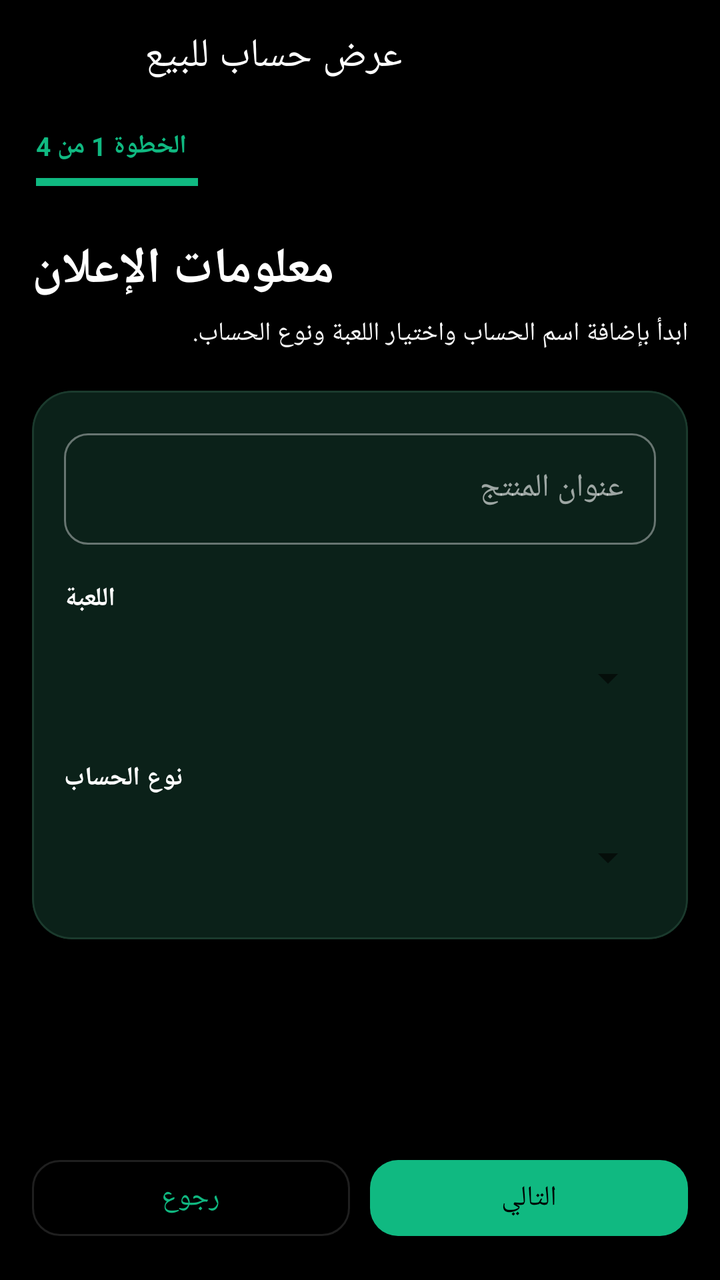
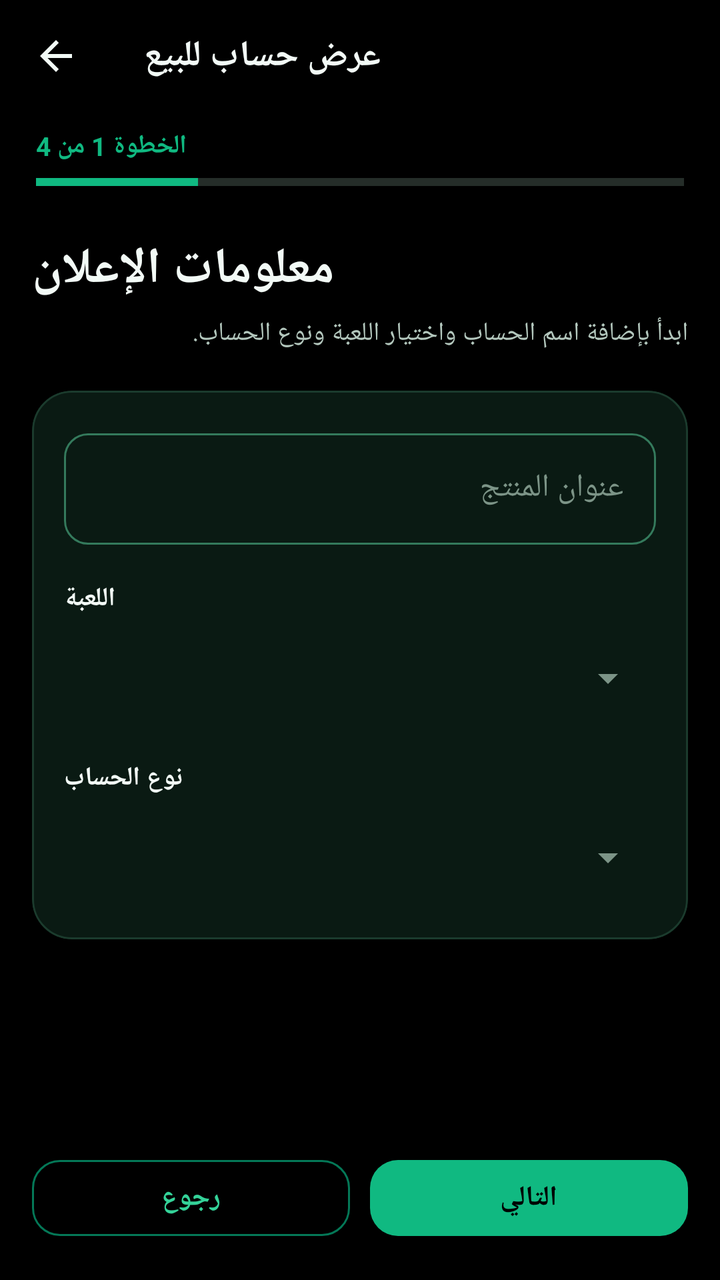

Screens rendered from an Android XML layout before and after an edit, with the pre-edit source and the edit as a unified diff.
<!-- AndroidManifest.xml: application theme Theme.Gameora -->
<!-- res/layout/activity_sell.xml -->
<?xml version="1.0" encoding="utf-8"?>
<FrameLayout xmlns:android="http://schemas.android.com/apk/res/android"
    xmlns:app="http://schemas.android.com/apk/res-auto"
    android:layout_width="match_parent"
    android:layout_height="match_parent"
    android:background="@color/bg_screen">

    <LinearLayout
        android:layout_width="match_parent"
        android:layout_height="match_parent"
        android:orientation="vertical">

        <com.google.android.material.appbar.MaterialToolbar
            android:id="@+id/toolbar"
            android:layout_width="match_parent"
            android:layout_height="?attr/actionBarSize"
            android:background="@color/bg_screen"
            app:navigationIcon="?attr/homeAsUpIndicator"
            app:title="عرض حساب للبيع"
            app:titleTextColor="@color/text_primary" />

        <LinearLayout
            android:layout_width="match_parent"
            android:layout_height="wrap_content"
            android:orientation="vertical"
            android:paddingStart="18dp"
            android:paddingEnd="18dp"
            android:paddingTop="8dp"
            android:paddingBottom="8dp">

            <TextView
                android:id="@+id/sell_step_title"
                android:layout_width="wrap_content"
                android:layout_height="wrap_content"
                android:text="الخطوة 1 من 4"
                android:textColor="@color/brand_primary"
                android:textSize="13sp"
                android:textStyle="bold" />

            <ProgressBar
                android:id="@+id/sell_step_progress"
                style="?android:attr/progressBarStyleHorizontal"
                android:layout_width="match_parent"
                android:layout_height="5dp"
                android:layout_marginTop="7dp"
                android:max="4"
                android:progress="1"
                android:progressTint="@color/brand_primary" />

        </LinearLayout>

        <androidx.core.widget.NestedScrollView
            android:id="@+id/sell_scroll"
            android:layout_width="match_parent"
            android:layout_height="0dp"
            android:layout_weight="1"
            android:fillViewport="true"
            android:clipToPadding="false"
            android:overScrollMode="never">

            <ViewFlipper
                android:id="@+id/sell_steps"
                android:layout_width="match_parent"
                android:layout_height="wrap_content"
                android:animateFirstView="true">

                

                <LinearLayout
                    android:layout_width="match_parent"
                    android:layout_height="wrap_content"
                    android:orientation="vertical"
                    android:padding="16dp">

                    <TextView
                        android:layout_width="wrap_content"
                        android:layout_height="wrap_content"
                        android:text="معلومات الإعلان"
                        android:textColor="@color/text_primary"
                        android:textSize="25sp"
                        android:textStyle="bold" />

                    <TextView
                        android:layout_width="match_parent"
                        android:layout_height="wrap_content"
                        android:layout_marginTop="6dp"
                        android:text="ابدأ بإضافة اسم الحساب واختيار اللعبة ونوع الحساب."
                        android:textColor="@color/text_secondary"
                        android:textSize="13sp" />

                    <com.google.android.material.card.MaterialCardView
                        android:layout_width="match_parent"
                        android:layout_height="wrap_content"
                        android:layout_marginTop="20dp"
                        app:cardBackgroundColor="@color/bg_surface"
                        app:cardCornerRadius="20dp"
                        app:cardElevation="0dp"
                        app:strokeColor="@color/divider_color"
                        app:strokeWidth="1dp">

                        <LinearLayout
                            android:layout_width="match_parent"
                            android:layout_height="wrap_content"
                            android:orientation="vertical"
                            android:padding="16dp">

                            <com.google.android.material.textfield.TextInputLayout
                                style="@style/Widget.Gameora.TextInput"
                                android:layout_width="match_parent"
                                android:layout_height="wrap_content"
                                android:hint="@string/product_title">

                                <com.google.android.material.textfield.TextInputEditText
                                    android:id="@+id/sell_title"
                                    android:layout_width="match_parent"
                                    android:layout_height="wrap_content"
                                    android:inputType="textCapSentences"
                                    android:maxLines="2" />

                            </com.google.android.material.textfield.TextInputLayout>

                            <TextView
                                android:layout_width="wrap_content"
                                android:layout_height="wrap_content"
                                android:layout_marginTop="18dp"
                                android:text="اللعبة"
                                android:textColor="@color/text_primary"
                                android:textSize="13sp"
                                android:textStyle="bold" />

                            <Spinner
                                android:id="@+id/sell_game"
                                android:layout_width="match_parent"
                                android:layout_height="50dp"
                                android:layout_marginTop="6dp" />

                            <TextView
                                android:layout_width="wrap_content"
                                android:layout_height="wrap_content"
                                android:layout_marginTop="16dp"
                                android:text="نوع الحساب"
                                android:textColor="@color/text_primary"
                                android:textSize="13sp"
                                android:textStyle="bold" />

                            <Spinner
                                android:id="@+id/sell_category"
                                android:layout_width="match_parent"
                                android:layout_height="50dp"
                                android:layout_marginTop="6dp" />

                        </LinearLayout>

                    </com.google.android.material.card.MaterialCardView>

                </LinearLayout>

                

                <LinearLayout
                    android:layout_width="match_parent"
                    android:layout_height="wrap_content"
                    android:orientation="vertical"
                    android:padding="16dp">

                    <TextView
                        android:layout_width="wrap_content"
                        android:layout_height="wrap_content"
                        android:text="تفاصيل الحساب"
                        android:textColor="@color/text_primary"
                        android:textSize="25sp"
                        android:textStyle="bold" />

                    <TextView
                        android:layout_width="match_parent"
                        android:layout_height="wrap_content"
                        android:layout_marginTop="6dp"
                        android:text="أضف المعلومات التي تساعد المشتري على معرفة قيمة الحساب."
                        android:textColor="@color/text_secondary"
                        android:textSize="13sp" />

                    <com.google.android.material.card.MaterialCardView
                        android:layout_width="match_parent"
                        android:layout_height="wrap_content"
                        android:layout_marginTop="20dp"
                        app:cardBackgroundColor="@color/bg_surface"
                        app:cardCornerRadius="20dp"
                        app:cardElevation="0dp"
                        app:strokeColor="@color/divider_color"
                        app:strokeWidth="1dp">

                        <LinearLayout
                            android:layout_width="match_parent"
                            android:layout_height="wrap_content"
                            android:orientation="vertical"
                            android:padding="16dp">

                            <com.google.android.material.textfield.TextInputLayout
                                style="@style/Widget.Gameora.TextInput"
                                android:layout_width="match_parent"
                                android:layout_height="wrap_content"
                                android:hint="@string/filter_rank">

                                <com.google.android.material.textfield.TextInputEditText
                                    android:id="@+id/sell_rank"
                                    android:layout_width="match_parent"
                                    android:layout_height="wrap_content"
                                    android:inputType="textCapSentences" />

                            </com.google.android.material.textfield.TextInputLayout>

                            <com.google.android.material.textfield.TextInputLayout
                                style="@style/Widget.Gameora.TextInput"
                                android:layout_width="match_parent"
                                android:layout_height="wrap_content"
                                android:layout_marginTop="12dp"
                                android:hint="@string/filter_level">

                                <com.google.android.material.textfield.TextInputEditText
                                    android:id="@+id/sell_level"
                                    android:layout_width="match_parent"
                                    android:layout_height="wrap_content"
                                    android:inputType="text" />

                            </com.google.android.material.textfield.TextInputLayout>

                            <com.google.android.material.textfield.TextInputLayout
                                style="@style/Widget.Gameora.TextInput"
                                android:layout_width="match_parent"
                                android:layout_height="wrap_content"
                                android:layout_marginTop="12dp"
                                android:hint="@string/description">

                                <com.google.android.material.textfield.TextInputEditText
                                    android:id="@+id/sell_description"
                                    android:layout_width="match_parent"
                                    android:layout_height="wrap_content"
                                    android:gravity="top"
                                    android:inputType="textMultiLine|textCapSentences"
                                    android:minLines="5"
                                    android:maxLines="8" />

                            </com.google.android.material.textfield.TextInputLayout>

                        </LinearLayout>

                    </com.google.android.material.card.MaterialCardView>

                </LinearLayout>

                

                <LinearLayout
                    android:layout_width="match_parent"
                    android:layout_height="wrap_content"
                    android:orientation="vertical"
                    android:padding="16dp">

                    <TextView
                        android:layout_width="wrap_content"
                        android:layout_height="wrap_content"
                        android:text="صور الحساب"
                        android:textColor="@color/text_primary"
                        android:textSize="25sp"
                        android:textStyle="bold" />

                    <TextView
                        android:layout_width="match_parent"
                        android:layout_height="wrap_content"
                        android:layout_marginTop="6dp"
                        android:text="أضف صورًا واضحة للحساب من معرض جهازك."
                        android:textColor="@color/text_secondary"
                        android:textSize="13sp" />

                    <com.google.android.material.card.MaterialCardView
                        android:layout_width="match_parent"
                        android:layout_height="wrap_content"
                        android:layout_marginTop="20dp"
                        app:cardBackgroundColor="@color/bg_surface"
                        app:cardCornerRadius="20dp"
                        app:cardElevation="0dp"
                        app:strokeColor="@color/divider_color"
                        app:strokeWidth="1dp">

                        <LinearLayout
                            android:layout_width="match_parent"
                            android:layout_height="wrap_content"
                            android:orientation="vertical"
                            android:padding="16dp">

                            <com.google.android.material.button.MaterialButton
                                android:id="@+id/sell_pick_images"
                                android:layout_width="match_parent"
                                android:layout_height="54dp"
                                android:text="اختيار الصور من المعرض"
                                android:textSize="13sp"
                                app:backgroundTint="@color/brand_primary"
                                app:cornerRadius="14dp" />

                            <HorizontalScrollView
                                android:layout_width="match_parent"
                                android:layout_height="120dp"
                                android:layout_marginTop="14dp"
                                android:scrollbars="none">

                                <LinearLayout
                                    android:id="@+id/sell_images_preview"
                                    android:layout_width="wrap_content"
                                    android:layout_height="match_parent"
                                    android:gravity="center_vertical"
                                    android:orientation="horizontal" />

                            </HorizontalScrollView>

                            <TextView
                                android:layout_width="match_parent"
                                android:layout_height="wrap_content"
                                android:layout_marginTop="10dp"
                                android:text="نصيحة: استخدم صورًا واضحة للمستوى والرتبة والعناصر المهمة داخل الحساب."
                                android:textColor="@color/text_secondary"
                                android:textSize="11sp" />

                        </LinearLayout>

                    </com.google.android.material.card.MaterialCardView>

                </LinearLayout>

                

                <LinearLayout
                    android:layout_width="match_parent"
                    android:layout_height="wrap_content"
                    android:orientation="vertical"
                    android:padding="16dp">

                    <TextView
                        android:layout_width="wrap_content"
                        android:layout_height="wrap_content"
                        android:text="السعر والمراجعة"
                        android:textColor="@color/text_primary"
                        android:textSize="25sp"
                        android:textStyle="bold" />

                    <TextView
                        android:layout_width="match_parent"
                        android:layout_height="wrap_content"
                        android:layout_marginTop="6dp"
                        android:text="حدد السعر وراجع بيانات الإعلان قبل نشره."
                        android:textColor="@color/text_secondary"
                        android:textSize="13sp" />

                    <com.google.android.material.card.MaterialCardView
                        android:layout_width="match_parent"
                        android:layout_height="wrap_content"
                        android:layout_marginTop="20dp"
                        app:cardBackgroundColor="@color/bg_surface"
                        app:cardCornerRadius="20dp"
                        app:cardElevation="0dp"
                        app:strokeColor="@color/divider_color"
                        app:strokeWidth="1dp">

                        <LinearLayout
                            android:layout_width="match_parent"
                            android:layout_height="wrap_content"
                            android:orientation="vertical"
                            android:padding="16dp">

                            <com.google.android.material.textfield.TextInputLayout
                                style="@style/Widget.Gameora.TextInput"
                                android:layout_width="match_parent"
                                android:layout_height="wrap_content"
                                android:hint="@string/product_price">

                                <com.google.android.material.textfield.TextInputEditText
                                    android:id="@+id/sell_price"
                                    android:layout_width="match_parent"
                                    android:layout_height="wrap_content"
                                    android:inputType="numberDecimal" />

                            </com.google.android.material.textfield.TextInputLayout>

                            <TextView
                                android:layout_width="wrap_content"
                                android:layout_height="wrap_content"
                                android:layout_marginTop="16dp"
                                android:text="العملة"
                                android:textColor="@color/text_primary"
                                android:textSize="13sp"
                                android:textStyle="bold" />

                            <Spinner
                                android:id="@+id/sell_currency"
                                android:layout_width="match_parent"
                                android:layout_height="50dp"
                                android:layout_marginTop="6dp" />

                        </LinearLayout>

                    </com.google.android.material.card.MaterialCardView>

                </LinearLayout>

            </ViewFlipper>

        </androidx.core.widget.NestedScrollView>

        <LinearLayout
            android:layout_width="match_parent"
            android:layout_height="wrap_content"
            android:orientation="vertical"
            android:padding="16dp">

            <ProgressBar
                android:id="@+id/sell_progress"
                android:layout_width="wrap_content"
                android:layout_height="wrap_content"
                android:layout_gravity="center"
                android:layout_marginBottom="10dp"
                android:visibility="gone"
                android:indeterminate="true" />

            <LinearLayout
                android:layout_width="match_parent"
                android:layout_height="wrap_content"
                android:orientation="horizontal"
                android:gravity="center_vertical">

                <com.google.android.material.button.MaterialButton
                    android:id="@+id/sell_previous"
                    style="@style/Widget.MaterialComponents.Button.OutlinedButton"
                    android:layout_width="0dp"
                    android:layout_height="50dp"
                    android:layout_weight="1"
                    android:text="رجوع"
                    app:cornerRadius="14dp" />

                <com.google.android.material.button.MaterialButton
                    android:id="@+id/sell_next"
                    android:layout_width="0dp"
                    android:layout_height="50dp"
                    android:layout_weight="1"
                    android:layout_marginStart="10dp"
                    android:text="التالي"
                    app:backgroundTint="@color/brand_primary"
                    app:cornerRadius="14dp" />

                <com.google.android.material.button.MaterialButton
                    android:id="@+id/sell_save"
                    android:layout_width="0dp"
                    android:layout_height="50dp"
                    android:layout_weight="1"
                    android:layout_marginStart="10dp"
                    android:visibility="gone"
                    android:text="نشر الإعلان"
                    app:backgroundTint="@color/brand_primary"
                    app:cornerRadius="14dp" />

            </LinearLayout>

        </LinearLayout>

    </LinearLayout>

</FrameLayout>
<!-- resources referenced by this layout -->
<resources>
  <color name="bg_surface">#0B2119</color>
  <color name="divider_color">#1B3A2D</color>
  <color name="text_primary">#FFFFFF</color>
  <color name="text_secondary">#F5F5F5</color>
  <style name="Widget.Gameora.TextInput" parent="Widget.MaterialComponents.TextInputLayout.OutlinedBox">
          <item name="boxCornerRadiusBottomEnd">12dp</item>
          <item name="boxCornerRadiusBottomStart">12dp</item>
          <item name="boxCornerRadiusTopEnd">12dp</item>
          <item name="boxCornerRadiusTopStart">12dp</item>
      </style>
  <style name="Theme.Gameora" parent="Theme.MaterialComponents.DayNight.NoActionBar">
          <item name="colorPrimary">@color/brand_primary</item>
          <item name="colorPrimaryVariant">@color/brand_primary_dark</item>
          <item name="colorOnPrimary">@color/text_inverse</item>
          <item name="colorSecondary">@color/brand_secondary</item>
          <item name="colorOnSecondary">@color/text_inverse</item>
          <item name="colorAccent">@color/brand_accent</item>
          <item name="android:colorBackground">@color/bg_screen</item>
          <item name="android:windowBackground">@color/bg_screen</item>
          <item name="colorSurface">@color/bg_surface</item>
          <item name="colorOnSurface">@color/text_primary</item>
          <item name="colorError">@color/error_color</item>
  
          <item name="materialAlertDialogTheme">@style/Theme.Gameora.Dialog</item>
      </style>
  <color name="brand_primary_dark">#059669</color>
  <color name="brand_accent">#6EE7B7</color>
  <style name="Theme.Gameora.Dialog" parent="ThemeOverlay.MaterialComponents.MaterialAlertDialog">
          <item name="colorPrimary">@color/brand_primary</item>
      </style>
  <!-- unchanged entries left out for length: 10 -->
</resources>

<!-- the commit's change to res/layout/activity_sell.xml (unified diff, before → after) -->
@@ -428,7 +428,7 @@
 
                 <com.google.android.material.button.MaterialButton
                     android:id="@+id/sell_previous"
-                    style="@style/Widget.MaterialComponents.Button.OutlinedButton"
+                    style="@style/Widget.Gameora.Button.Outlined"
                     android:layout_width="0dp"
                     android:layout_height="50dp"
                     android:layout_weight="1"
<!-- resource entries referenced after the edit -->
@@ -1,35 +1,107 @@
 <!-- resources referenced by this layout -->
 <resources>
-  <color name="bg_surface">#0B2119</color>
-  <color name="divider_color">#1B3A2D</color>
-  <color name="text_primary">#FFFFFF</color>
-  <color name="text_secondary">#F5F5F5</color>
+  <color name="bg_surface">#0A1A13</color>
+  <color name="divider_color">#1B3B2D</color>
+  <color name="text_primary">#F2FAF6</color>
+  <color name="text_secondary">#B3C7BD</color>
+  <style name="Widget.Gameora.Button.Outlined" parent="Widget.MaterialComponents.Button.OutlinedButton">
+          <item name="android:textAllCaps">false</item>
+          <item name="android:textStyle">bold</item>
+          <item name="android:letterSpacing">0</item>
+          <item name="android:textColor">@color/brand_secondary</item>
+          <item name="cornerRadius">12dp</item>
+          <item name="android:minHeight">48dp</item>
+          <item name="strokeColor">@color/brand_primary_dark</item>
+          <item name="strokeWidth">1dp</item>
+          <item name="rippleColor">@color/ripple_emerald</item>
+      </style>
   <style name="Widget.Gameora.TextInput" parent="Widget.MaterialComponents.TextInputLayout.OutlinedBox">
+          <item name="boxBackgroundColor">@color/bg_surface</item>
+          <item name="boxStrokeColor">@color/input_stroke</item>
+          <item name="boxStrokeWidth">1dp</item>
+          <item name="boxStrokeWidthFocused">2dp</item>
+          <item name="hintTextColor">@color/brand_primary</item>
+          <item name="android:textColorHint">@color/text_hint</item>
           <item name="boxCornerRadiusBottomEnd">12dp</item>
           <item name="boxCornerRadiusBottomStart">12dp</item>
           <item name="boxCornerRadiusTopEnd">12dp</item>
           <item name="boxCornerRadiusTopStart">12dp</item>
       </style>
-  <style name="Theme.Gameora" parent="Theme.MaterialComponents.DayNight.NoActionBar">
+  <style name="Theme.Gameora" parent="Theme.MaterialComponents.NoActionBar">
+  
+          
           <item name="colorPrimary">@color/brand_primary</item>
           <item name="colorPrimaryVariant">@color/brand_primary_dark</item>
           <item name="colorOnPrimary">@color/text_inverse</item>
           <item name="colorSecondary">@color/brand_secondary</item>
+          <item name="colorSecondaryVariant">@color/brand_primary_dark</item>
           <item name="colorOnSecondary">@color/text_inverse</item>
-          <item name="colorAccent">@color/brand_accent</item>
+          <item name="colorAccent">@color/brand_primary</item>
+          <item name="colorError">@color/error_color</item>
+          <item name="colorOnError">@color/text_inverse</item>
+  
+          
           <item name="android:colorBackground">@color/bg_screen</item>
           <item name="android:windowBackground">@color/bg_screen</item>
+          <item name="colorOnBackground">@color/text_primary</item>
           <item name="colorSurface">@color/bg_surface</item>
           <item name="colorOnSurface">@color/text_primary</item>
-          <item name="colorError">@color/error_color</item>
   
+          
+          <item name="android:statusBarColor">@color/bg_screen</item>
+          <item name="android:navigationBarColor">@color/bg_screen</item>
+          <item name="android:windowLightStatusBar">false</item>
+  
+          
+          <item name="colorControlNormal">@color/text_hint</item>
+          <item name="colorControlActivated">@color/brand_primary</item>
+          <item name="colorControlHighlight">@color/ripple_emerald</item>
+          <item name="android:textColorHint">@color/text_hint</item>
+          <item name="android:textColorLink">@color/brand_secondary</item>
+          <item name="android:textColorHighlight">@color/ripple_emerald</item>
+          <item name="android:colorEdgeEffect">@color/brand_primary</item>
+  
+          
+          <item name="materialButtonStyle">@style/Widget.Gameora.Button</item>
+          <item name="materialButtonOutlinedStyle">@style/Widget.Gameora.Button.Outlined</item>
+          <item name="textInputStyle">@style/Widget.Gameora.TextInput</item>
+          <item name="toolbarStyle">@style/Widget.Gameora.Toolbar</item>
+          <item name="bottomSheetDialogTheme">@style/Theme.Gameora.BottomSheet</item>
           <item name="materialAlertDialogTheme">@style/Theme.Gameora.Dialog</item>
       </style>
-  <color name="brand_primary_dark">#059669</color>
-  <color name="brand_accent">#6EE7B7</color>
+  <color name="brand_primary_dark">#047857</color>
+  <color name="ripple_emerald">#2910B981</color>
+  <color name="text_hint">#7C9487</color>
+  <style name="Widget.Gameora.Button" parent="Widget.MaterialComponents.Button">
+          <item name="android:textAllCaps">false</item>
+          <item name="android:textStyle">bold</item>
+          <item name="android:letterSpacing">0</item>
+          <item name="cornerRadius">12dp</item>
+          <item name="android:minHeight">48dp</item>
+      </style>
+  <style name="Widget.Gameora.Toolbar" parent="Widget.MaterialComponents.Toolbar">
+          <item name="android:background">@color/bg_screen</item>
+          <item name="titleTextColor">@color/text_primary</item>
+          <item name="titleTextAppearance">@style/TextAppearance.Gameora.ToolbarTitle</item>
+          <item name="navigationIconTint">@color/text_primary</item>
+      </style>
+  <style name="Theme.Gameora.BottomSheet" parent="ThemeOverlay.MaterialComponents.BottomSheetDialog">
+          <item name="bottomSheetStyle">@style/Widget.Gameora.BottomSheet</item>
+      </style>
   <style name="Theme.Gameora.Dialog" parent="ThemeOverlay.MaterialComponents.MaterialAlertDialog">
           <item name="colorPrimary">@color/brand_primary</item>
+          <item name="colorSurface">@color/bg_surface_raised</item>
+          <item name="colorOnSurface">@color/text_primary</item>
       </style>
+  <style name="TextAppearance.Gameora.ToolbarTitle" parent="TextAppearance.MaterialComponents.Headline6">
+          <item name="android:textSize">18sp</item>
+          <item name="android:textStyle">bold</item>
+          <item name="android:letterSpacing">0</item>
+      </style>
+  <style name="Widget.Gameora.BottomSheet" parent="Widget.MaterialComponents.BottomSheet.Modal">
+          <item name="backgroundTint">@color/bg_surface</item>
+      </style>
+  <color name="bg_surface_raised">#10281D</color>
   <!-- unchanged entries left out for length: 10 -->
 </resources>
 
